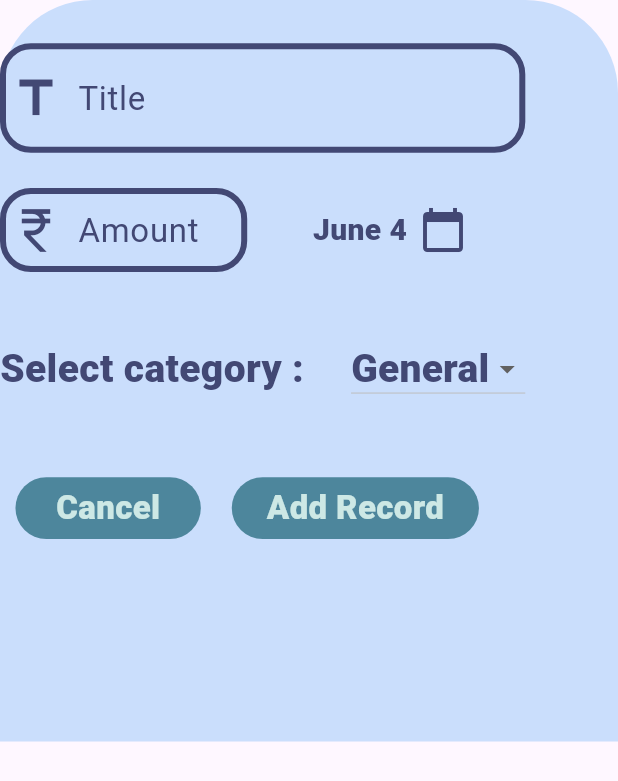
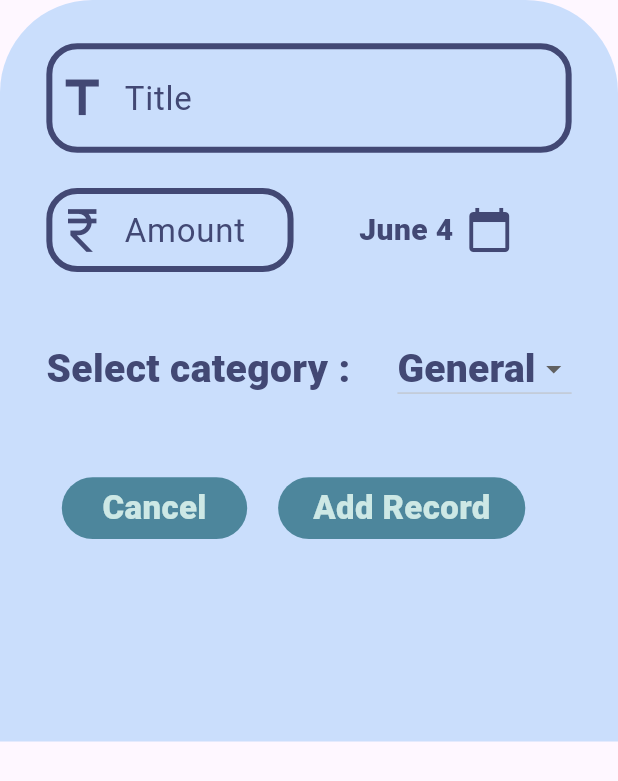
Before and after one commit to masnhebpearls/expense_tracker, a Flutter app: the ExtendedModalSheet widget shown alone on an empty page, opened directly, on a phone screen of 412 x 824 dp. Shown: the top 781 px of the screen. Run offline on Flutter 3.47's test engine with Material 3 defaults, Android fonts, the phone set to English and light mode, and no system bars; our stand-ins replace auto_route, date_format, string_validator.

Commit message:
minor changes in dimesnions

```diff
--- a/lib/extended cards/bottom_modal.dart
+++ b/lib/extended cards/bottom_modal.dart
@@ -95,7 +95,7 @@ class _ExtendedModalSheetState extends State<ExtendedModalSheet> {
                 color: const Color(0xffCADEFC)),
             child: SingleChildScrollView(
               child: Column(
-                crossAxisAlignment: CrossAxisAlignment.start,
+                crossAxisAlignment: CrossAxisAlignment.center,
                 children: [
                   Form(
                     key: _formKey,
--- a/lib/extended cards/extended_bar_graph.dart
+++ b/lib/extended cards/extended_bar_graph.dart
@@ -50,7 +50,7 @@ class _ExtendedBarGraphState extends State<ExtendedBarGraph> {
                       )
                     : const SizedBox(),
                 Container(
-                  height: height > width ? height*0.16*(expenseProvider.getSum(widget.category) / expenseProvider.threshold): height*0.475*(expenseProvider.getSum(widget.category) / expenseProvider.threshold),
+                  height: height > width ? height*0.2*(expenseProvider.getSum(widget.category) / expenseProvider.threshold): height*0.475*(expenseProvider.getSum(widget.category) / expenseProvider.threshold),
                   width: MediaQuery.of(context).size.width * 0.175,
                   decoration: BoxDecoration(
                       borderRadius: BorderRadius.only(
--- a/lib/main.dart
+++ b/lib/main.dart
@@ -1,8 +1,7 @@
 import 'package:expense_tracker/provider/expense_provider.dart';
-import 'package:expense_tracker/router/routes.dart';
 import 'package:flutter/material.dart';
-import 'package:flutter/services.dart';
 import 'package:provider/provider.dart';
+import 'auto router/routes.dart';
 
 void main() {
   // WidgetsFlutterBinding.ensureInitialized();
```
Also changed, not shown: lib/auto router/routes.dart (renamed from lib/router/routes.dart), lib/auto router/routes.gr.dart (renamed from lib/router/routes.gr.dart).
